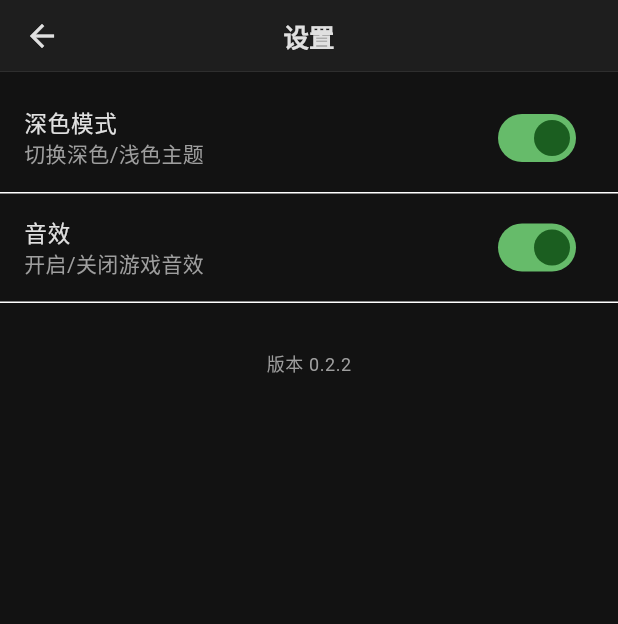
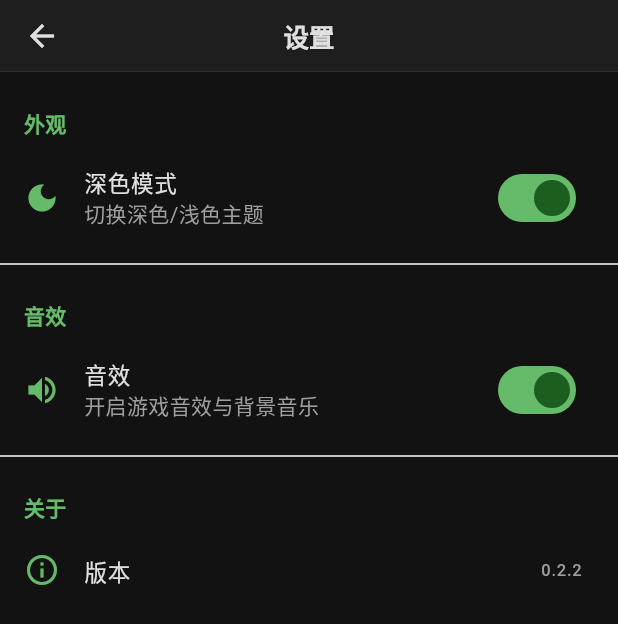
Before and after one commit to g-ai-002/flutter-tank-battle, a Flutter app: the SettingsPage screen opened directly, after a tap on "深色模式", on a phone screen of 412 x 824 dp. Shown: the top 624 px of the screen. Run offline on Flutter 3.47's test engine with Material 3 defaults, Android fonts, the phone set to English and light mode, and no system bars; our stand-ins replace audioplayers, shared_preferences; missing offline and left inert: window_manager; accounts and stored records are empty; statements that could not run were skipped.

Commit message:
feat(ui): 主页与设置页改版，主页支持切换深浅色主题
- 主页 AppBar 增加深色模式切换按钮，直接操作 SettingsProvider
- 主页改用 select 精细订阅，避免无关状态变化整页重建
- 操作说明由内嵌卡片改为弹窗，配合单列滚动布局适配小屏
- 设置页按外观/音效/关于分组，开关补充状态图标

```diff
--- a/lib/pages/home_page.dart
+++ b/lib/pages/home_page.dart
@@ -1,6 +1,7 @@
 import 'package:flutter/material.dart';
 import 'package:provider/provider.dart';
 import '../providers/game_provider.dart';
+import '../providers/settings_provider.dart';
 import '../utils/constants.dart';
 import 'game_page.dart';
 import 'settings_page.dart';
@@ -10,15 +11,23 @@ class HomePage extends StatelessWidget {
 
   @override
   Widget build(BuildContext context) {
-    final game = context.watch<GameProvider>();
-    final theme = Theme.of(context);
+    final colorScheme = Theme.of(context).colorScheme;
+    final highScore = context.select<GameProvider, int>((g) => g.highScore);
+    final darkMode = context.select<SettingsProvider, bool>((s) => s.darkMode);
+    final settings = context.read<SettingsProvider>();
 
     return Scaffold(
       appBar: AppBar(
         title: const Text(AppConstants.appName),
         actions: [
           IconButton(
+            icon: Icon(darkMode ? Icons.light_mode : Icons.dark_mode),
+            tooltip: darkMode ? '切换浅色模式' : '切换深色模式',
+            onPressed: () => settings.setDarkMode(!darkMode),
+          ),
+          IconButton(
             icon: const Icon(Icons.settings),
+            tooltip: '设置',
             onPressed: () {
               Navigator.push(
                 context,
@@ -28,93 +37,130 @@ class HomePage extends StatelessWidget {
           ),
         ],
       ),
-      body: Center(
-        child: Padding(
-          padding: const EdgeInsets.all(32),
+      body: SafeArea(
+        child: Center(
+          child: SingleChildScrollView(
+            padding: const EdgeInsets.all(24),
             child: Column(
-            mainAxisAlignment: MainAxisAlignment.center,
+              mainAxisSize: MainAxisSize.min,
               children: [
                 Icon(
                   Icons.sports_esports,
                   size: 80,
-                color: theme.colorScheme.primary,
+                  color: colorScheme.primary,
                 ),
                 const SizedBox(height: 24),
                 Text(
                   '坦克大战',
-                style: theme.textTheme.headlineMedium?.copyWith(
+                  style: Theme.of(context).textTheme.headlineMedium?.copyWith(
                     fontWeight: FontWeight.bold,
                   ),
                 ),
                 const SizedBox(height: 8),
                 Text(
                   '经典坦克大战 Flutter 复刻版',
-                style: theme.textTheme.bodyMedium?.copyWith(
-                  color: theme.colorScheme.onSurfaceVariant,
-                ),
+                  style: Theme.of(context).textTheme.bodyMedium,
                 ),
                 const SizedBox(height: 32),
                 SizedBox(
                   width: 200,
                   height: 48,
-                child: ElevatedButton(
+                  child: ElevatedButton.icon(
                     onPressed: () {
                       Navigator.push(
                         context,
                         MaterialPageRoute(builder: (_) => const GamePage()),
                       );
                     },
-                  child: const Text('开始游戏', style: TextStyle(fontSize: 16)),
+                    icon: const Icon(Icons.play_arrow),
+                    label: const Text(
+                      '开始游戏',
+                      style: TextStyle(fontSize: 16),
+                    ),
+                  ),
+                ),
+                const SizedBox(height: 16),
+                SizedBox(
+                  width: 200,
+                  height: 44,
+                  child: OutlinedButton.icon(
+                    onPressed: () => _showInstructions(context),
+                    icon: const Icon(Icons.help_outline),
+                    label: const Text('操作说明'),
                   ),
                 ),
                 const SizedBox(height: 16),
                 Text(
-                '最高分: ${game.highScore}',
-                style: theme.textTheme.bodyMedium?.copyWith(
-                  color: theme.colorScheme.secondary,
-                  fontWeight: FontWeight.w600,
+                  '最高分: $highScore',
+                  style: Theme.of(context).textTheme.titleMedium?.copyWith(
+                    color: colorScheme.secondary,
                   ),
                 ),
-              const SizedBox(height: 32),
-              _buildInstructions(theme),
+                const SizedBox(height: 8),
+                Text(
+                  '关卡: ${AppConstants.maxLevels}  |  生命: ${AppConstants.initialLives}',
+                  style: Theme.of(context).textTheme.bodySmall,
+                ),
               ],
+            ),
           ),
         ),
       ),
     );
   }
 
-  Widget _buildInstructions(ThemeData theme) {
-    return Card(
-      margin: EdgeInsets.zero,
-      child: Padding(
-        padding: const EdgeInsets.all(16),
-        child: Column(
+  void _showInstructions(BuildContext context) {
+    showDialog<void>(
+      context: context,
+      builder: (ctx) {
+        final theme = Theme.of(ctx);
+        return AlertDialog(
+          title: const Text('操作说明'),
+          content: Column(
+            mainAxisSize: MainAxisSize.min,
             crossAxisAlignment: CrossAxisAlignment.start,
             children: [
-            Text('操作说明', style: theme.textTheme.titleSmall),
-            const SizedBox(height: 8),
-            _instructionRow('方向键 / WASD', '移动坦克'),
-            _instructionRow('空格 / 点击射击', '发射子弹'),
-            _instructionRow('P 键', '暂停 / 继续'),
-            _instructionRow('消灭所有敌人', '过关'),
-            _instructionRow('保护基地', '避免被摧毁'),
+              _instructionRow(theme, '方向键 / WASD', '移动坦克'),
+              _instructionRow(theme, '空格 / 点击射击', '发射子弹'),
+              _instructionRow(theme, 'P 键', '暂停 / 继续'),
+              _instructionRow(theme, '消灭所有敌人', '过关'),
+              _instructionRow(theme, '保护基地', '避免被摧毁'),
             ],
           ),
+          actions: [
+            TextButton(
+              onPressed: () => Navigator.pop(ctx),
+              child: const Text('知道了'),
             ),
+          ],
+        );
+      },
     );
   }
 
-  Widget _instructionRow(String key, String desc) {
+  Widget _instructionRow(ThemeData theme, String key, String desc) {
     return Padding(
-      padding: const EdgeInsets.symmetric(vertical: 2),
+      padding: const EdgeInsets.symmetric(vertical: 4),
       child: Row(
+        crossAxisAlignment: CrossAxisAlignment.start,
         children: [
           SizedBox(
-            width: 140,
-            child: Text(key, style: const TextStyle(fontWeight: FontWeight.w600, fontSize: 13)),
+            width: 130,
+            child: Text(
+              key,
+              style: theme.textTheme.bodyMedium?.copyWith(
+                fontWeight: FontWeight.w600,
               ),
-          Text(desc, style: const TextStyle(fontSize: 13, color: Color(0xFF757575))),
+            ),
+          ),
+          Expanded(
+            child: Text(
+              desc,
+              style: theme.textTheme.bodyMedium?.copyWith(
+                color: theme.colorScheme.onSurfaceVariant,
+              ),
+            ),
+          ),
         ],
       ),
     );
--- a/lib/pages/settings_page.dart
+++ b/lib/pages/settings_page.dart
@@ -9,8 +9,8 @@ class SettingsPage extends StatelessWidget {
 
   @override
   Widget build(BuildContext context) {
+    final colorScheme = Theme.of(context).colorScheme;
     final settings = context.watch<SettingsProvider>();
-    final theme = Theme.of(context);
 
     return Scaffold(
       appBar: AppBar(
@@ -19,16 +19,22 @@ class SettingsPage extends StatelessWidget {
       body: ListView(
         children: [
           const SizedBox(height: 8),
+          const _SectionHeader(title: '外观'),
           SwitchListTile(
             title: const Text('深色模式'),
             subtitle: const Text('切换深色/浅色主题'),
             value: settings.darkMode,
             onChanged: (v) => settings.setDarkMode(v),
+            secondary: Icon(
+              settings.darkMode ? Icons.dark_mode : Icons.light_mode,
+              color: colorScheme.primary,
+            ),
           ),
-          const Divider(height: 1),
+          const Divider(),
+          const _SectionHeader(title: '音效'),
           SwitchListTile(
             title: const Text('音效'),
-            subtitle: const Text('开启/关闭游戏音效'),
+            subtitle: const Text('开启游戏音效与背景音乐'),
             value: settings.soundEnabled,
             onChanged: (v) {
               settings.setSoundEnabled(v);
@@ -36,17 +42,40 @@ class SettingsPage extends StatelessWidget {
                 AudioService.stopBgmGlobal();
               }
             },
-          ),
-          const Divider(height: 1),
-          const SizedBox(height: 32),
-          Center(
-            child: Text(
-              '版本 ${AppConstants.version}',
-              style: theme.textTheme.bodySmall,
+            secondary: Icon(
+              settings.soundEnabled ? Icons.volume_up : Icons.volume_off,
+              color: colorScheme.primary,
             ),
           ),
+          const Divider(),
+          const _SectionHeader(title: '关于'),
+          ListTile(
+            leading: Icon(Icons.info_outline, color: colorScheme.primary),
+            title: const Text('版本'),
+            trailing: const Text(AppConstants.version),
+          ),
+          const SizedBox(height: 32),
         ],
       ),
     );
   }
 }
+
+class _SectionHeader extends StatelessWidget {
+  final String title;
+
+  const _SectionHeader({required this.title});
+
+  @override
+  Widget build(BuildContext context) {
+    return Padding(
+      padding: const EdgeInsets.fromLTRB(16, 16, 16, 4),
+      child: Text(
+        title,
+        style: Theme.of(context).textTheme.titleSmall?.copyWith(
+          color: Theme.of(context).colorScheme.primary,
+        ),
+      ),
+    );
+  }
+}
```
Lines whose indentation alone changed are shown as unchanged.
